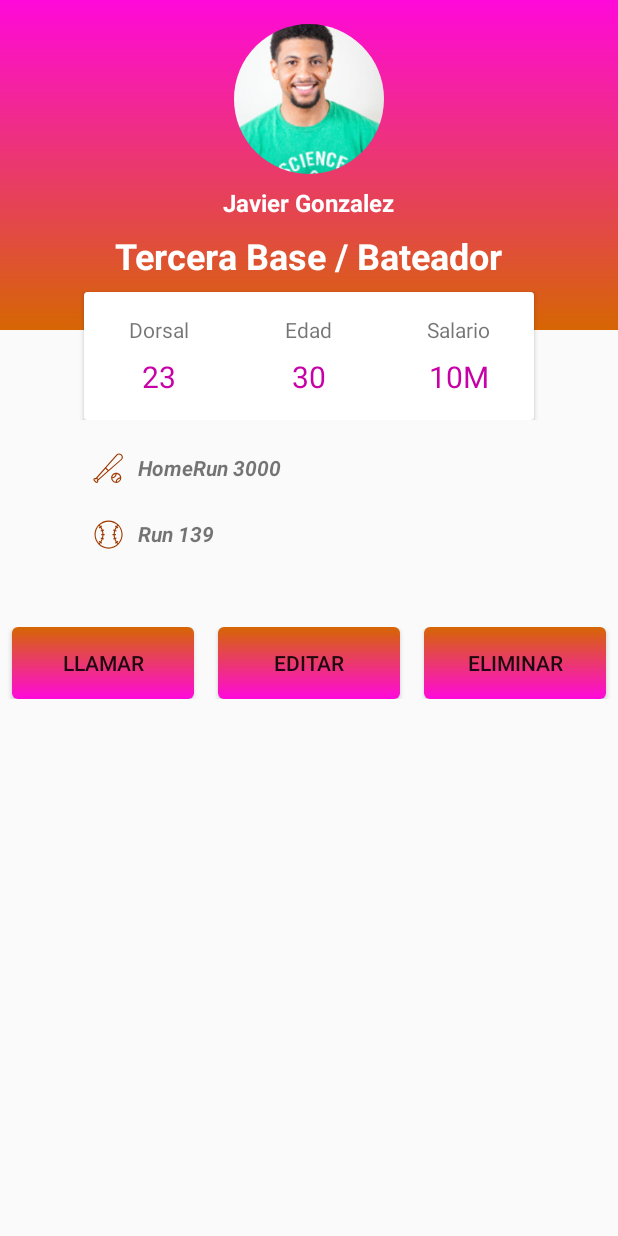
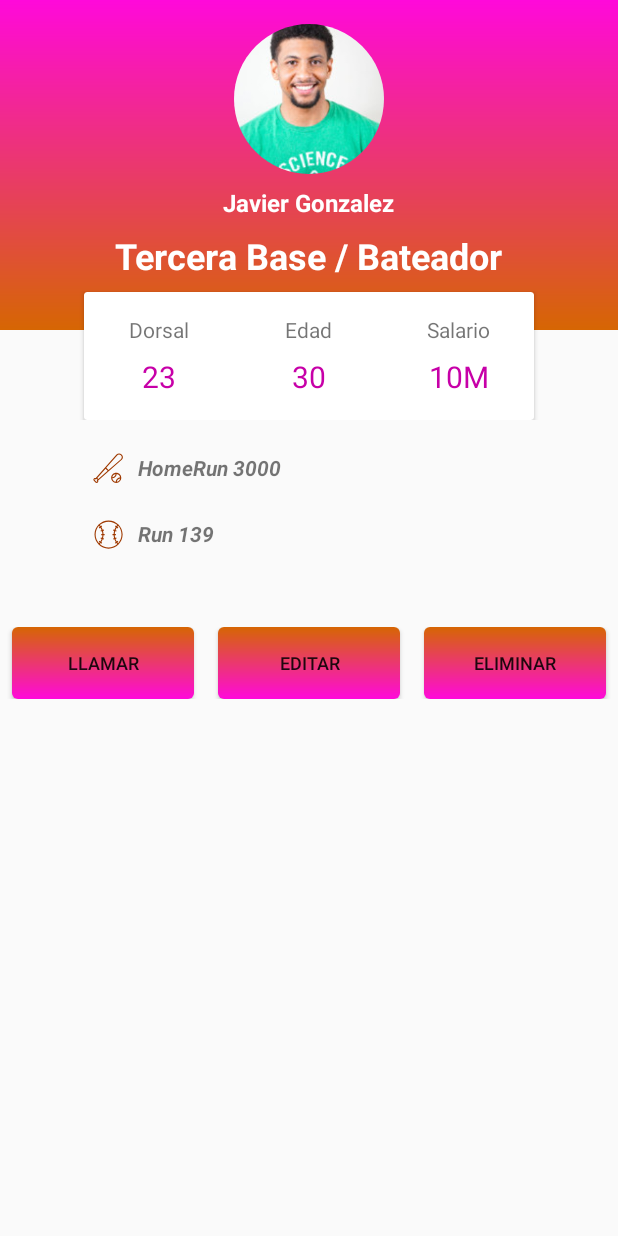
Before and after one commit to ssaczkowski/baseballUI, an Android app: the ProfileActivity screen opened directly, with no data from a screen before it, on a phone screen of 412 x 824 dp. Run offline under Robolectric (Android 15) with nearby library versions, the phone set to English and light mode, and no system bars; our stand-ins replace CircleImageView.

Commit message:
Update profile

```diff
--- a/app/src/main/res/layout/activity_profile.xml
+++ b/app/src/main/res/layout/activity_profile.xml
@@ -172,6 +172,7 @@
             android:layout_marginRight="8dp"
             android:layout_weight="1"
             android:layout_height="wrap_content"
+            android:textSize="12dp"
             android:text="@string/call"
             android:background="@drawable/gradient_button"/>
         <Button
@@ -180,6 +181,7 @@
             android:layout_marginRight="8dp"
             android:layout_weight="1"
             android:layout_height="wrap_content"
+            android:textSize="12dp"
             android:text="@string/edit"
             android:background="@drawable/gradient_button"/>
         <Button
@@ -188,6 +190,7 @@
             android:layout_marginRight="8dp"
             android:layout_weight="1"
             android:layout_height="wrap_content"
+            android:textSize="12dp"
             android:text="@string/delete"
             android:background="@drawable/gradient_button"/>
     </LinearLayout>
```
